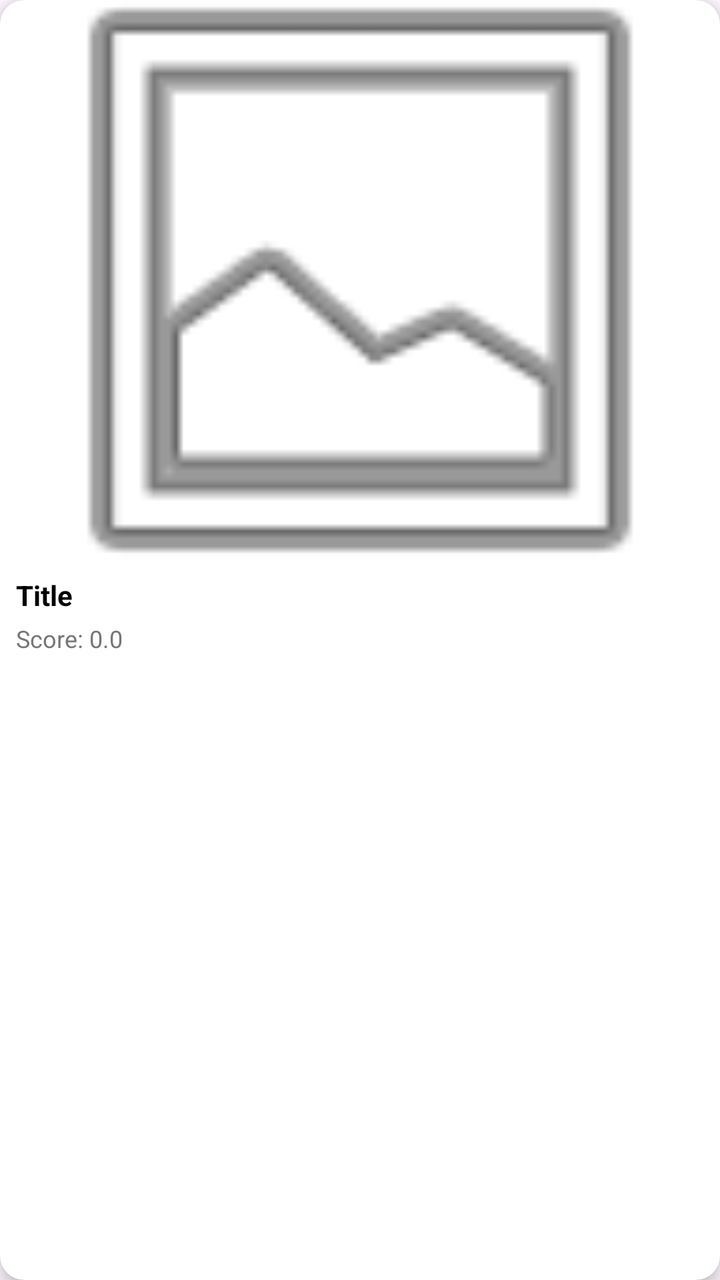
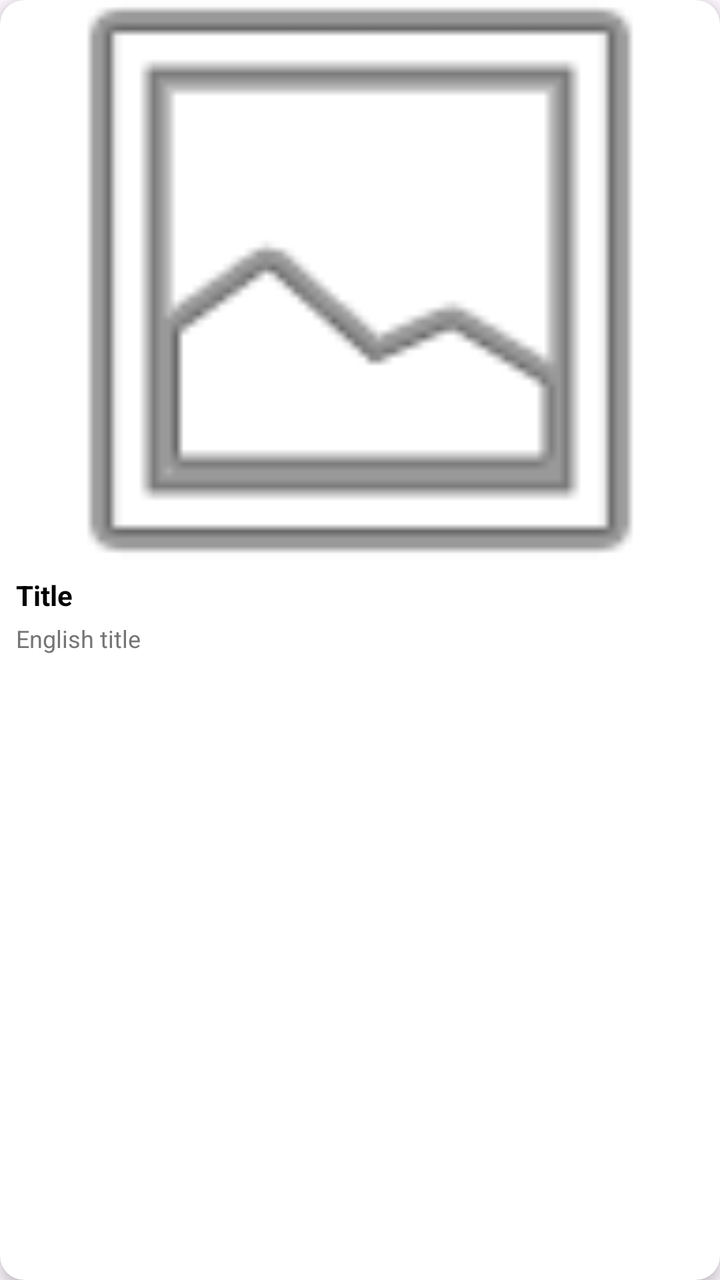

Two renders of the same Android screen: before a commit and after it. Below are the layout's source before the change and the commit's diff.
<!-- AndroidManifest.xml: application theme Theme.AnimeRecsClient -->
<!-- res/layout/item_anime.xml -->
<?xml version="1.0" encoding="utf-8"?>
<androidx.cardview.widget.CardView
    xmlns:android="http://schemas.android.com/apk/res/android"
    xmlns:app="http://schemas.android.com/apk/res-auto"
    android:layout_width="match_parent"
    android:layout_height="wrap_content"
    android:layout_margin="8dp"
    app:cardCornerRadius="12dp"
    app:cardElevation="4dp">

    <LinearLayout
        android:layout_width="match_parent"
        android:layout_height="wrap_content"
        android:orientation="vertical">

        <ImageView
            android:id="@+id/ivPoster"
            android:layout_width="match_parent"
            android:layout_height="280dp"
            android:scaleType="centerCrop"
            android:src="@android:drawable/ic_menu_gallery" />

        <LinearLayout
            android:layout_width="match_parent"
            android:layout_height="wrap_content"
            android:orientation="vertical"
            android:padding="8dp">

            <TextView
                android:id="@+id/tvTitle"
                android:layout_width="match_parent"
                android:layout_height="wrap_content"
                android:text="Title"
                android:textStyle="bold"
                android:textSize="14sp"
                android:maxLines="2"
                android:ellipsize="end"
                android:textColor="#000000"/>

            <TextView
                android:id="@+id/tvScore"
                android:layout_width="match_parent"
                android:layout_height="wrap_content"
                android:text="Score: 0.0"
                android:textSize="12sp"
                android:textColor="#757575"
                android:layout_marginTop="4dp"/>
        </LinearLayout>
    </LinearLayout>
</androidx.cardview.widget.CardView>
<!-- resources referenced by this layout -->
<resources>
  <style name="Theme.AnimeRecsClient" parent="Base.Theme.AnimeRecsClient" />
  <style name="Base.Theme.AnimeRecsClient" parent="Theme.Material3.DayNight.NoActionBar">
          
          
      </style>
</resources>

<!-- the commit's change to res/layout/item_anime.xml (unified diff, before → after) -->
@@ -38,10 +38,10 @@
                 android:textColor="#000000"/>
 
             <TextView
-                android:id="@+id/tvScore"
+                android:id="@+id/tvEnTitle"
                 android:layout_width="match_parent"
                 android:layout_height="wrap_content"
-                android:text="Score: 0.0"
+                android:text="English title"
                 android:textSize="12sp"
                 android:textColor="#757575"
                 android:layout_marginTop="4dp"/>
